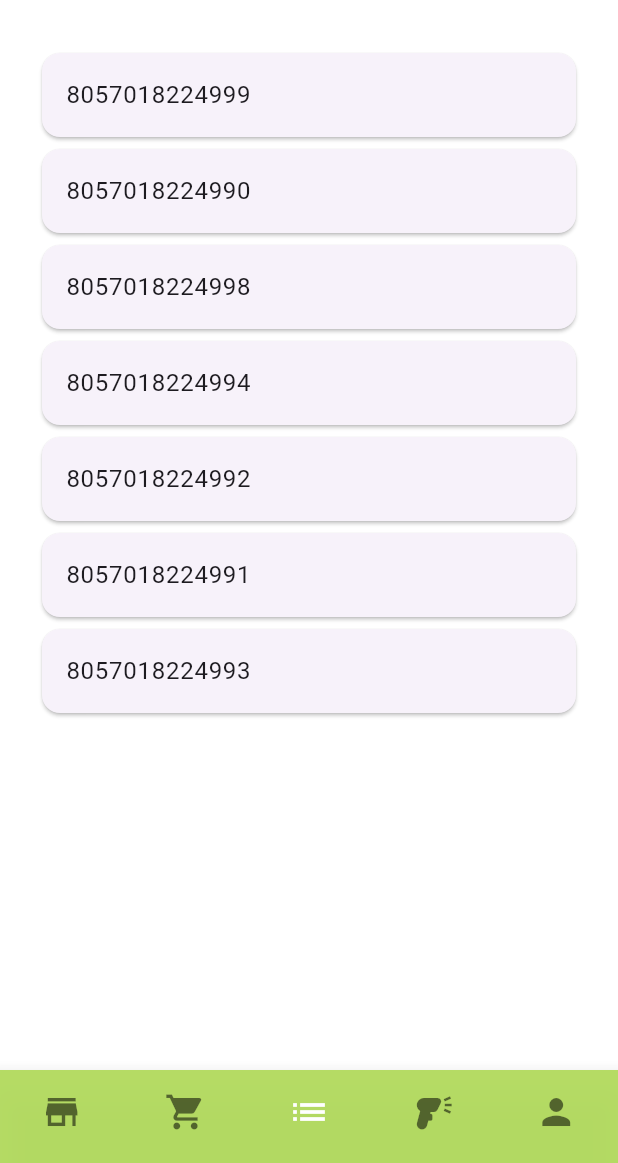
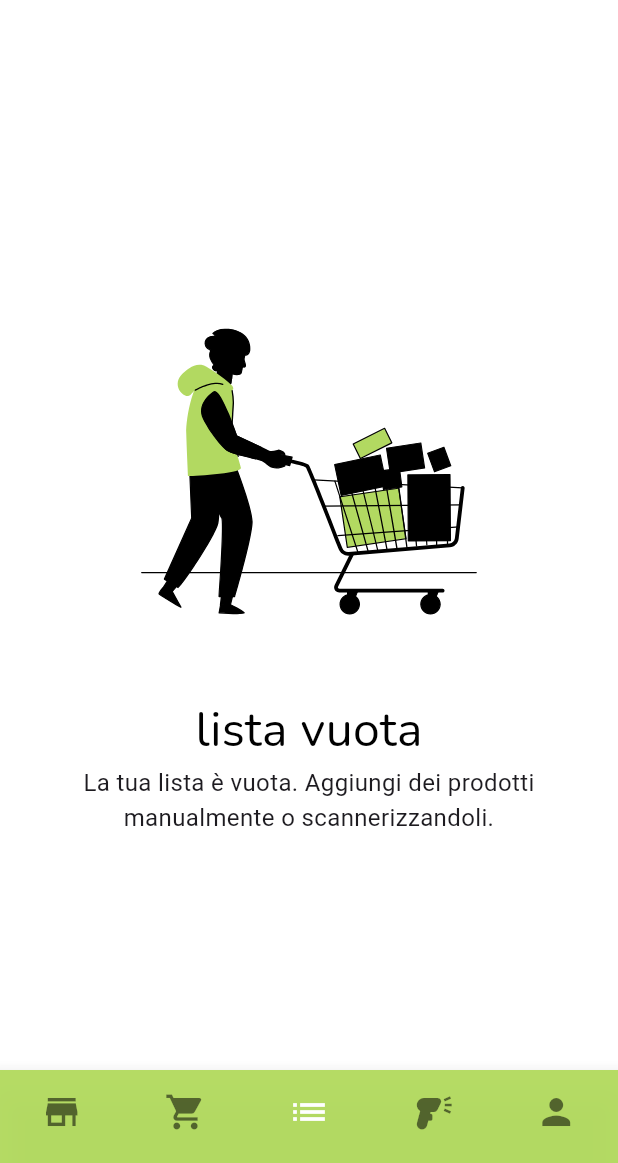
Before and after one commit to lorenzo-lepore/nutrimate, a Flutter app: the screen it shows after launch, on a phone screen of 412 x 824 dp, the part 73-1236 px from its top. Run offline on Flutter 3.47's test engine with Material 3 defaults, Android fonts, the light colour scheme and no system bars; our stand-ins replace camera, easy_debounce, flutter_dotenv, flutter_svg, geolocator, google_fonts and 2 more; missing offline and left inert: flutter_google_maps_webservices, openfoodfacts; Roboto replaces fonts that are missing (Kadwa); statements that could not run were skipped.

Commit message:
Bug fixing & code cleanup

```diff
--- a/lib/screens/home_screen.dart
+++ b/lib/screens/home_screen.dart
@@ -38,6 +38,7 @@ class _HomeScreenState extends State<HomeScreen> {
   Widget build(BuildContext context) {
     return Scaffold(
       appBar: AppBar(
+        scrolledUnderElevation: 0.0,
         centerTitle: true,
         title: Container(
           margin: const EdgeInsets.only(top: 8.0, bottom: 8),
--- a/lib/widgets/home.dart
+++ b/lib/widgets/home.dart
@@ -1,8 +1,6 @@
 import 'package:flutter/material.dart';
 import 'package:google_fonts/google_fonts.dart';
 import 'package:flutter_svg/flutter_svg.dart';
-import 'package:nutrimate/screens/product_details_screen.dart';
-import 'package:nutrimate/services/api_service.dart';
 
 class HomePage extends StatefulWidget {
   const HomePage({super.key, this.listElements = const ['DAJE ROMA']});
@@ -14,15 +12,14 @@ class HomePage extends StatefulWidget {
 }
 
 class _HomePageState extends State<HomePage> {
-  final String assetName = 'assets/groceries3.svg';
   final List<String> listElements = [
-    '8057018224999',
+    /* '8057018224999',
     '8057018224990',
     '8057018224998',
     '8057018224994',
     '8057018224992',
     '8057018224991',
-    '8057018224993',
+    '8057018224993', */
   ];
 
   @override
@@ -35,7 +32,7 @@ class _HomePageState extends State<HomePage> {
                 mainAxisAlignment: MainAxisAlignment.center,
                 children: [
                   SvgPicture.asset(
-                    assetName,
+                    'assets/groceries3.svg',
                     height: 300.0,
                     width: 300.0,
                   ),
```
Also changed, not shown: lib/screens/product_details_screen.dart (+0 -13 lines), lib/services/api_service.dart (+0 -17 lines), lib/widgets/products.dart (+5 -5 lines), lib/widgets/scanner.dart (+5 -4 lines), pubspec.lock.
